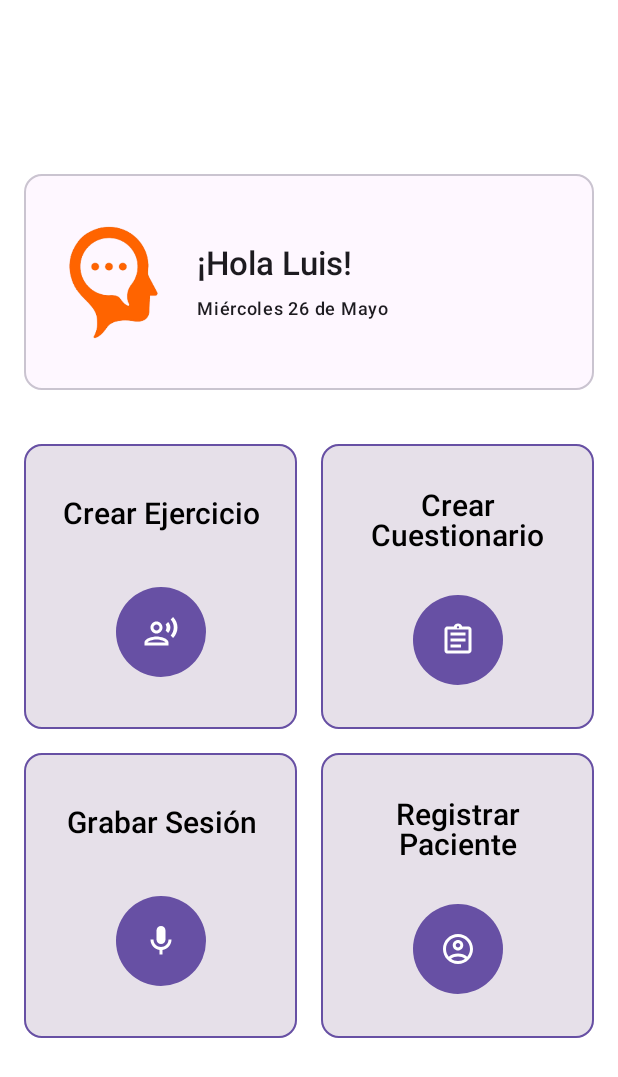
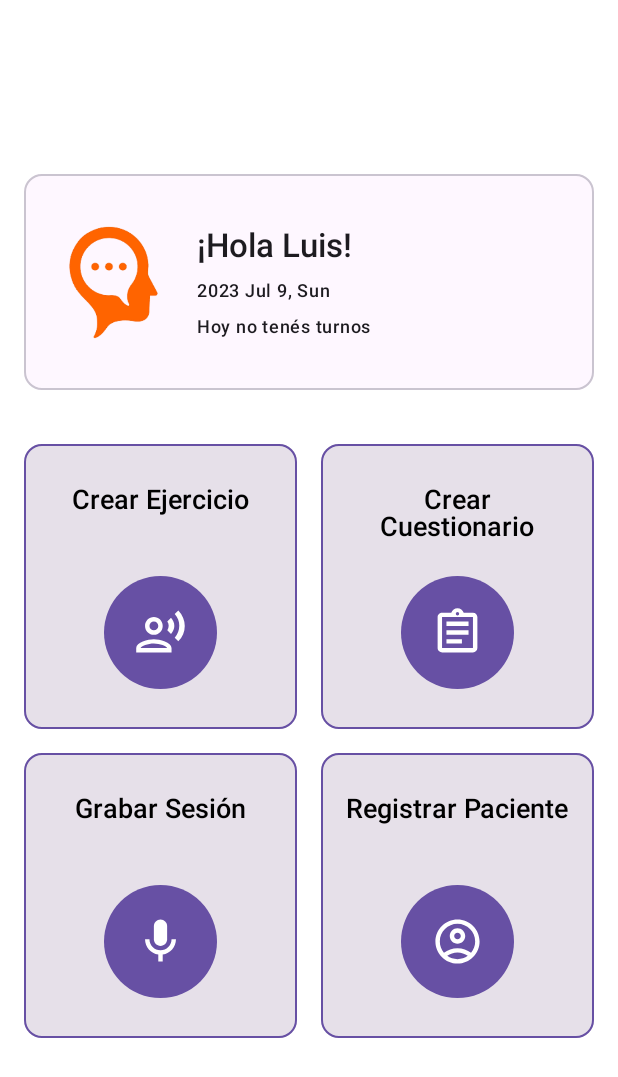
Before and after one commit to UTN-FRBA-Mobile/Disfluency, an Android app built with Jetpack Compose: the @Preview function Preview, on a phone screen of 412 x 824 dp. Shown: the top 1077 px of the screen. Run offline under Robolectric (Android 15) with nearby library versions, the phone set to English and light mode, and no system bars.

Commit message:
Home Phono (calculo cantidad de turnos en el dia + boton crear redirige al form + fix toast agregar ejercicio + agrando iconos)

```diff
--- a/app/src/main/java/com/disfluency/components/inputs/DaysOfWeekCheckbox.kt
+++ b/app/src/main/java/com/disfluency/components/inputs/DaysOfWeekCheckbox.kt
@@ -7,6 +7,7 @@ import androidx.compose.ui.Alignment
 import androidx.compose.ui.Modifier
 import androidx.compose.ui.res.stringResource
 import androidx.compose.ui.state.ToggleableState
+import androidx.compose.ui.text.capitalize
 import androidx.compose.ui.unit.dp
 import com.disfluency.R
 import java.time.DayOfWeek
@@ -84,7 +85,7 @@ fun DaysOfWeekCheckbox(onChange: (List<DayOfWeek>)->Unit) {
 }
 
 fun formatDayOfWeek(dayOfWeek: DayOfWeek): String{
-    return dayOfWeek.getDisplayName(TextStyle.FULL, Locale("es_ES"))
+    return dayOfWeek.getDisplayName(TextStyle.FULL, Locale("es_ES")).replaceFirstChar { it.uppercase() }
 }
 
 @Composable
--- a/app/src/main/java/com/disfluency/navigation/navigationGraphs/PhonoNavigationGraph.kt
+++ b/app/src/main/java/com/disfluency/navigation/navigationGraphs/PhonoNavigationGraph.kt
@@ -24,7 +24,7 @@ import com.disfluency.screens.phono.*
 fun PhonoNavigationGraph(navController: NavHostController, user: User) {
     NavHost(navController, startDestination = Route.HomePhono.route) {
         composable(BottomNavigationItem.HomePhono.screenRoute.route) {
-            PhonoHomeScreen(user.role as Phono)
+            PhonoHomeScreen(user.role as Phono, navController)
         }
         composable(BottomNavigationItem.Pacientes.screenRoute.route) {
             PatientsScreen(navController, user.role as Phono)
--- a/app/src/main/java/com/disfluency/screens/phono/PhonoHomeScreen.kt
+++ b/app/src/main/java/com/disfluency/screens/phono/PhonoHomeScreen.kt
@@ -8,7 +8,6 @@ import androidx.compose.foundation.layout.*
 import androidx.compose.foundation.lazy.grid.GridCells
 import androidx.compose.foundation.lazy.grid.LazyVerticalGrid
 import androidx.compose.foundation.shape.CircleShape
-import androidx.compose.foundation.shape.RoundedCornerShape
 import androidx.compose.material.icons.Icons
 import androidx.compose.material.icons.outlined.AccountCircle
 import androidx.compose.material.icons.outlined.Assignment
@@ -31,18 +30,26 @@ import androidx.compose.ui.text.style.TextAlign
 import androidx.compose.ui.tooling.preview.Preview
 import androidx.compose.ui.unit.dp
 import androidx.compose.ui.unit.sp
+import androidx.navigation.NavController
+import androidx.navigation.compose.rememberNavController
 import com.disfluency.components.grid.TwoColumnGridItemSpan
+import com.disfluency.components.inputs.formatDayOfWeek
 import com.disfluency.model.Phono
+import com.disfluency.navigation.Route
+import java.time.LocalDateTime
+import java.time.format.DateTimeFormatter
+import java.time.format.FormatStyle
+import java.util.*
 
 @Preview
 @Composable
 fun Preview(){
     val phono = Phono("2341", "Luis", "Luque", R.drawable.avatar_null)
-    PhonoHomeScreen(phono = phono)
+    PhonoHomeScreen(phono = phono, rememberNavController())
 }
 
 @Composable
-fun PhonoHomeScreen(phono: Phono) {
+fun PhonoHomeScreen(phono: Phono, navController: NavController) {
 
     Column(
         modifier = Modifier
@@ -51,12 +58,16 @@ fun PhonoHomeScreen(phono: Phono) {
     ) {
         WelcomeCard(phono)
         Spacer(modifier = Modifier.height(4.dp))
-        PhonoButtons(patient = phono)
+        PhonoButtons(navController)
     }
 }
 
 @Composable
-private fun WelcomeCard(patient: Phono) {
+private fun WelcomeCard(phono: Phono) {
+    val datetime = LocalDateTime.now()
+    val turnCount = phono.patients.count { it.daysTillNextTurnFromDate(datetime) == 0L }
+    val turnCountMesssage = if(turnCount == 0) "Hoy no tenés turnos" else "Hoy tenés $turnCount turnos"
+
     OutlinedCard(
         Modifier
             .fillMaxWidth()
@@ -81,66 +92,58 @@ private fun WelcomeCard(patient: Phono) {
             Spacer(Modifier.width(width = 8.dp))
             Column(Modifier.wrapContentWidth(unbounded = false)) {
                 Text(
-                    text = "¡Hola ${patient.name}!",
+                    text = "¡Hola ${phono.name}!",
                     fontWeight = FontWeight.SemiBold,
                     style = MaterialTheme.typography.titleLarge
                 )
                 Spacer(modifier = Modifier.height(8.dp))
                 Text(
-                    text = "Miércoles 26 de Mayo", style = MaterialTheme.typography.labelMedium
+                    text = datetime.format(
+                        DateTimeFormatter.ofLocalizedDate ( FormatStyle.FULL )
+                            .withLocale(Locale("es_ES")
+                            )
+                    ).replaceFirstChar { it.uppercase() },
+                    style = MaterialTheme.typography.labelMedium
+                )
+
+                Spacer(modifier = Modifier.height(8.dp))
+                Text(
+                    text = turnCountMesssage, style = MaterialTheme.typography.labelMedium
                 )
             }
         }
     }
 }
-@Composable
-fun HomeButton(text: String, icon: ImageVector) {
-    val toast = Toast.makeText(LocalContext.current, stringResource(R.string.coming_soon), Toast.LENGTH_SHORT)
-    Button(
-        onClick = { toast.show() }, Modifier.fillMaxWidth(),
-        shape = RoundedCornerShape(20)
-    ) {
-        Column(
-            Modifier.padding(vertical = 16.dp),
-            horizontalAlignment = Alignment.CenterHorizontally
-        ) {
-            Icon(icon, contentDescription = text)
-            Text(text)
-        }
-    }
-}
 
 @Composable
-private fun PhonoButtons(patient: Phono) {
-
+private fun PhonoButtons(navController: NavController) {
+    val toast = Toast.makeText(LocalContext.current, stringResource(R.string.coming_soon), Toast.LENGTH_SHORT)
     data class ActivityOverviewItem(val title: String, val icon: ImageVector, val onClick: ()->Unit)
-    val context = LocalContext.current
-    val comingSoonMessage = stringResource(R.string.coming_soon)
 
     val activities = listOf(
         ActivityOverviewItem(
             "Crear Ejercicio",
             Icons.Outlined.RecordVoiceOver
-        ) {  },
+        ) { toast.show() },
         ActivityOverviewItem(
             "Crear Cuestionario",
             Icons.Outlined.Assignment
-        ) { Toast.makeText(context, comingSoonMessage, Toast.LENGTH_SHORT).show() },
+        ) { toast.show() },
         ActivityOverviewItem(
             "Grabar Sesión",
             Icons.Outlined.Mic
-        ) { Toast.makeText(context, comingSoonMessage, Toast.LENGTH_SHORT).show() },
+        ) { toast.show() },
         ActivityOverviewItem(
             "Registrar Paciente",
             Icons.Outlined.AccountCircle
-        ) { Toast.makeText(context, comingSoonMessage, Toast.LENGTH_SHORT).show() },
+        ) { navController.navigate(Route.NuevoPaciente.route) },
     )
 
     LazyVerticalGrid(
         columns = GridCells.Fixed(2),
         modifier = Modifier
             .padding(16.dp)
-            .height(((190+16)*2).dp),
+            .height(((190 + 16) * 2).dp),
         horizontalArrangement = Arrangement.spacedBy(16.dp),
         verticalArrangement = Arrangement.spacedBy(16.dp)
     ) {
@@ -174,20 +177,21 @@ private fun ActivityShortcutCard(title: String, icon: ImageVector){
                 text = title,
                 style = MaterialTheme.typography.titleLarge,
                 fontWeight = FontWeight.SemiBold,
+                minLines = 2,
                 maxLines = 2,
-                lineHeight = 20.sp,
-                fontSize = 20.sp, //TODO: se podra hacer que se ajuste al espacio disponible?
+                lineHeight = 18.sp,
+                fontSize = 18.sp, //TODO: se podra hacer que se ajuste al espacio disponible?
                 color = Color.Black,
                 textAlign = TextAlign.Center
             )
             Surface(
                 modifier = Modifier
-                    .size(60.dp)
+                    .size(75.dp)
                     .clip(CircleShape),
                 color = MaterialTheme.colorScheme.primary
             ) {
-                Box(contentAlignment = Alignment.Center){
-                    Icon(icon, title)
+                Box(contentAlignment = Alignment.Center, modifier = Modifier.padding(20.dp)){
+                    Icon(icon, title, modifier = Modifier.fillMaxSize())
                 }
             }
         }
```
